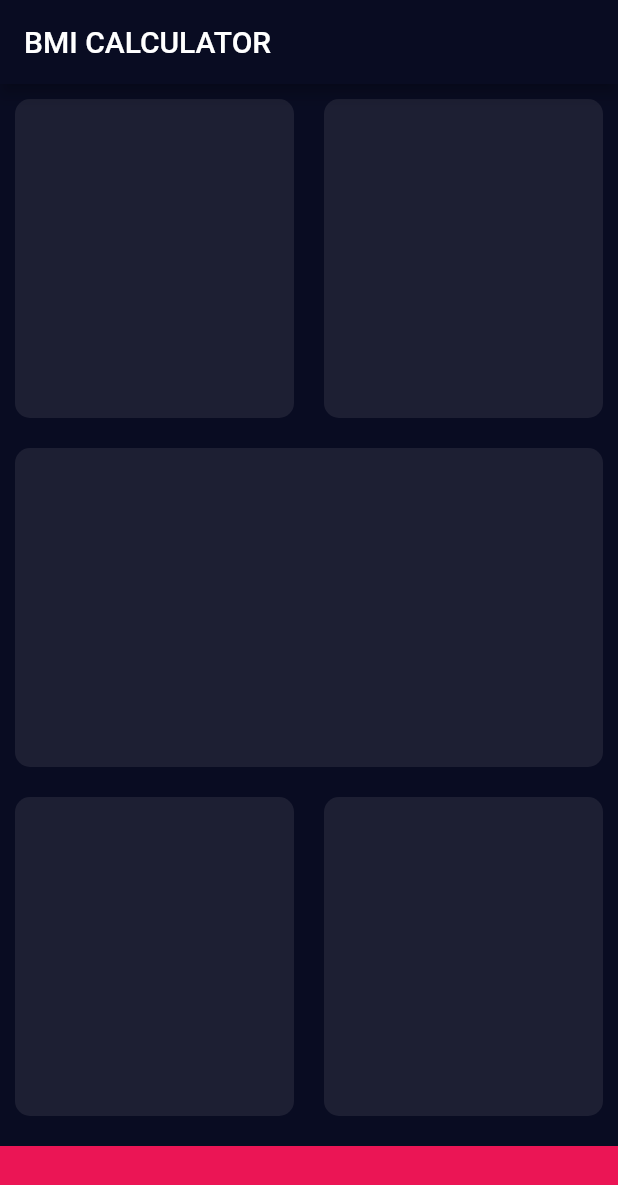
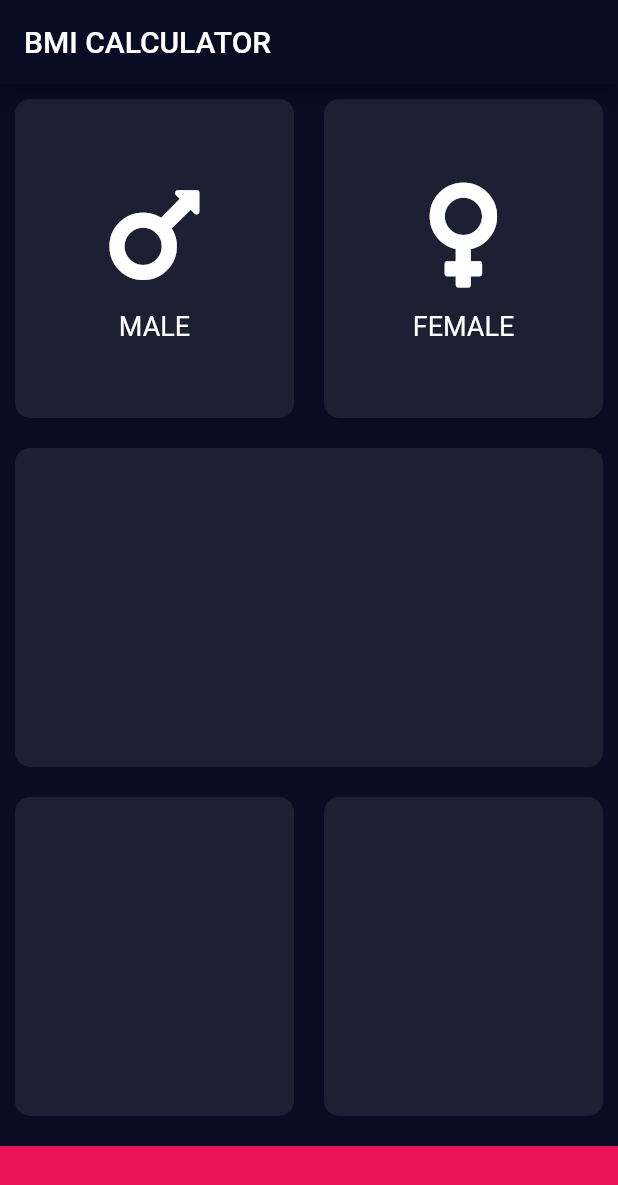
Before and after one commit to divyesh-solanki/bmi-calculator, a Flutter app: the screen it shows after launch, on a phone screen of 412 x 824 dp. Shown: the top 1185 px of the screen. Run offline on Flutter 3.47's test engine with Material 2 defaults, Android fonts, the phone set to English and light mode, and no system bars; our stand-ins replace font_awesome_flutter.

Commit message:
designed gender cards

```diff
--- a/lib/input_page.dart
+++ b/lib/input_page.dart
@@ -1,7 +1,10 @@
 import 'package:flutter/material.dart';
+import 'package:font_awesome_flutter/font_awesome_flutter.dart';
+
 const bottomContainerHeight = 60.0;
 const bottomContainerColor = Color(0xFFEB1555);
 const activeCardColor = Color(0xFF1D1F33);
+
 class InputPage extends StatefulWidget {
   @override
   _InputPageState createState() => _InputPageState();
@@ -20,10 +23,22 @@ class _InputPageState extends State<InputPage> {
             child: Row(
               children: <Widget>[
                 Expanded(
-                  child: ReusableCard(colour: activeCardColor),
+                  child: ReusableCard(
+                    colour: activeCardColor,
+                    cardChild: GenderCard(
+                      genderName: 'MALE',
+                      genderIcon: FontAwesomeIcons.mars,
+                    ),
+                  ),
                 ),
                 Expanded(
-                  child: ReusableCard(colour: activeCardColor),
+                  child: ReusableCard(
+                    colour: activeCardColor,
+                    cardChild: GenderCard(
+                      genderName: 'FEMALE',
+                      genderIcon: FontAwesomeIcons.venus,
+                    ),
+                  ),
                 ),
               ],
             ),
@@ -55,12 +70,41 @@ class _InputPageState extends State<InputPage> {
   }
 }
 
+class GenderCard extends StatelessWidget {
+  final String genderName;
+  final IconData genderIcon;
+  GenderCard({this.genderIcon, this.genderName});
+  @override
+  Widget build(BuildContext context) {
+    return Column(
+      mainAxisAlignment: MainAxisAlignment.center,
+      children: <Widget>[
+        Icon(
+          genderIcon,
+          size: 80,
+        ),
+        SizedBox(
+          height: 10.0,
+        ),
+        Text(
+          genderName,
+          style: TextStyle(
+            fontSize: 18.0,
+          ),
+        ),
+      ],
+    );
+  }
+}
+
 class ReusableCard extends StatelessWidget {
-  final Color colour; // = Color(0xFF1D1F33);
-  ReusableCard({this.colour});
+  final Color colour;
+  final Widget cardChild;
+  ReusableCard({@required this.colour, this.cardChild});
   @override
   Widget build(BuildContext context) {
     return Container(
+      child: cardChild,
       margin: EdgeInsets.all(10.0),
       decoration: BoxDecoration(
         color: colour,
--- a/lib/main.dart
+++ b/lib/main.dart
@@ -6,6 +6,7 @@ class BMICalculator extends StatelessWidget {
   @override
   Widget build(BuildContext context) {
     return MaterialApp(
+      debugShowCheckedModeBanner: false,
       theme: ThemeData.dark().copyWith(
         primaryColor: Color(0xFF090C22),
         scaffoldBackgroundColor: Color(0xFF090C22),
--- a/pubspec.yaml
+++ b/pubspec.yaml
@@ -9,7 +9,7 @@ environment:
 dependencies:
   flutter:
     sdk: flutter
-
+  font_awesome_flutter: ^8.8.1
   cupertino_icons: ^0.1.2
 
 dev_dependencies:
```
